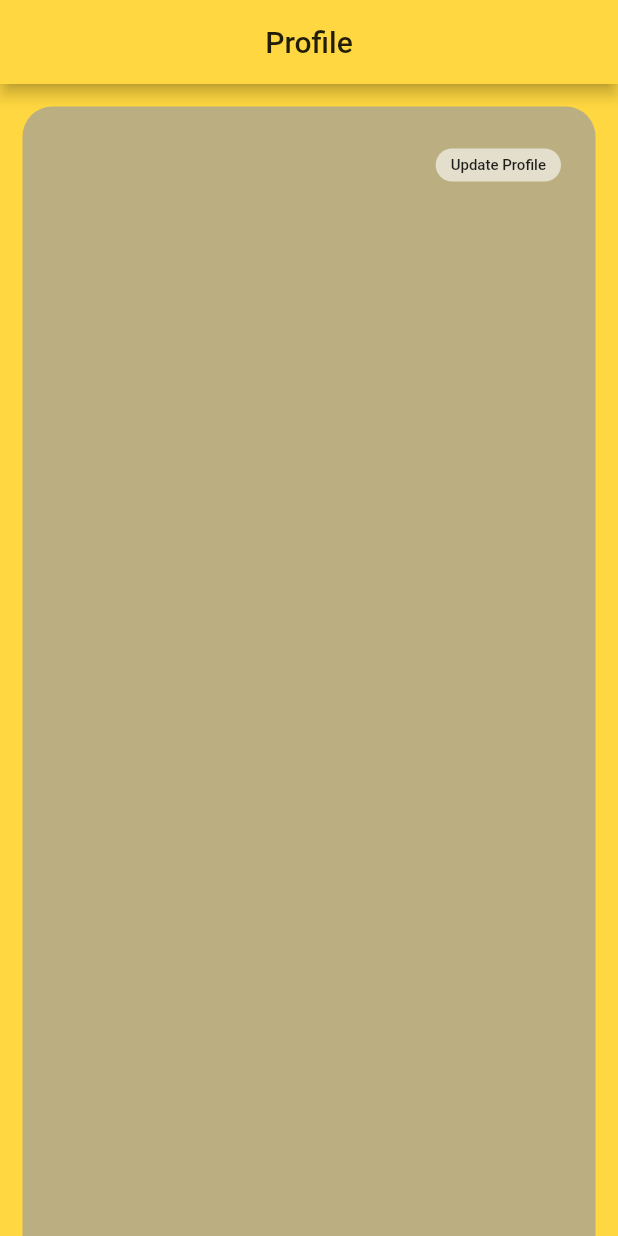
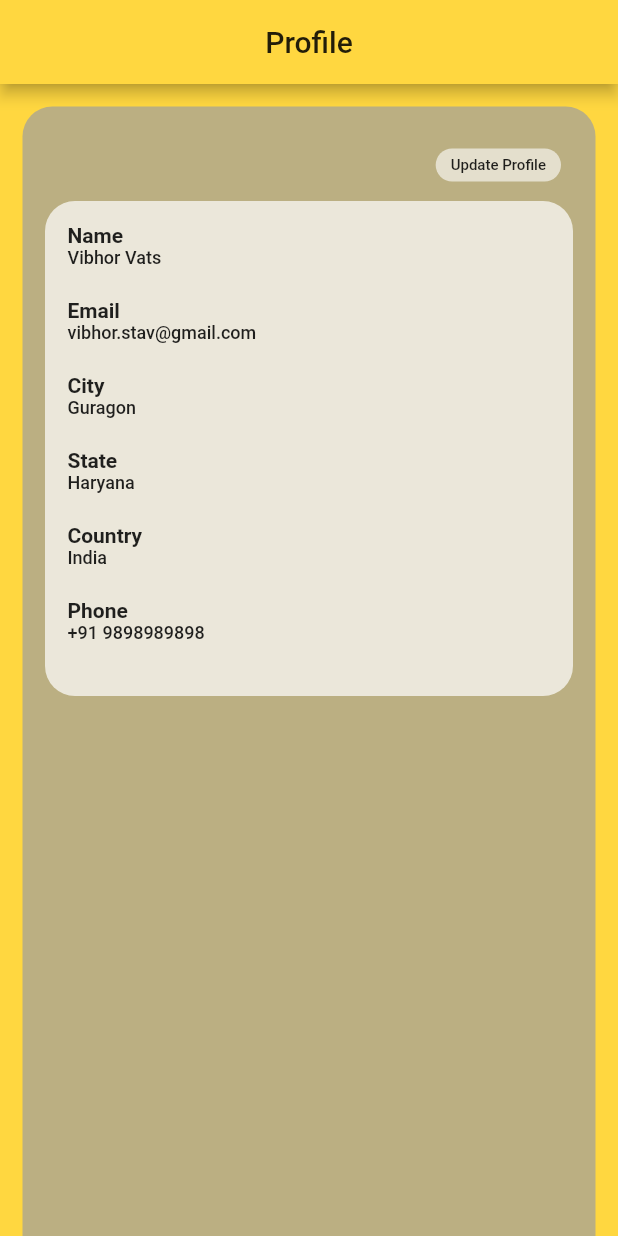
Before and after one commit to vibhorV5/profile_edit, a Flutter app: the screen it shows after launch, on a phone screen of 412 x 824 dp. Run offline on Flutter 3.47's test engine with Material 2 defaults, Android fonts, the phone set to English and light mode, and no system bars; our stand-ins replace get.

Commit message:
Fields Displayed

```diff
--- /dev/null
+++ b/lib/Constants/Styles/textstyles.dart
@@ -0,0 +1,13 @@
+import 'package:flutter/material.dart';
+
+const kTitleTextStyle = TextStyle(
+  fontSize: 14,
+  fontWeight: FontWeight.w600,
+  color: Colors.black87,
+);
+
+const kSubtitleTextStyle = TextStyle(
+  fontSize: 12,
+  fontWeight: FontWeight.w500,
+  color: Colors.black87,
+);
--- a/lib/Screens/Home/View/home_screen.dart
+++ b/lib/Screens/Home/View/home_screen.dart
@@ -1,5 +1,6 @@
 import 'package:flutter/material.dart';
 import 'package:get/get.dart';
+import 'package:profile_edit_task/Constants/Styles/textstyles.dart';
 import 'package:profile_edit_task/Routes/routes.dart';
 
 class HomeScreen extends StatefulWidget {
@@ -36,6 +37,7 @@ class _HomeScreenState extends State<HomeScreen> {
             borderRadius: BorderRadius.circular(20),
           ),
           child: Column(
+            crossAxisAlignment: CrossAxisAlignment.start,
             children: [
               Row(
                 mainAxisAlignment: MainAxisAlignment.spaceBetween,
@@ -49,8 +51,9 @@ class _HomeScreenState extends State<HomeScreen> {
                       padding: const EdgeInsets.symmetric(
                           horizontal: 10, vertical: 5),
                       decoration: BoxDecoration(
-                          color: Colors.white.withOpacity(0.6),
-                          borderRadius: BorderRadius.circular(20)),
+                        color: Colors.white.withOpacity(0.6),
+                        borderRadius: BorderRadius.circular(20),
+                      ),
                       child: const Text(
                         'Update Profile',
                         style: TextStyle(fontSize: 10, color: Colors.black87),
@@ -59,6 +62,86 @@ class _HomeScreenState extends State<HomeScreen> {
                   )
                 ],
               ),
+
+              //Fields
+              Container(
+                width: mediaQuery.width,
+                decoration: BoxDecoration(
+                    borderRadius: BorderRadius.circular(20),
+                    color: Colors.white.withOpacity(0.7)),
+                padding: const EdgeInsets.all(15.0),
+                child: Column(
+                  crossAxisAlignment: CrossAxisAlignment.start,
+                  children: const [
+                    Text(
+                      'Name',
+                      style: kTitleTextStyle,
+                    ),
+                    Text(
+                      'Vibhor Vats',
+                      style: kSubtitleTextStyle,
+                    ),
+                    SizedBox(
+                      height: 20,
+                    ),
+                    Text(
+                      'Email',
+                      style: kTitleTextStyle,
+                    ),
+                    Text(
+                      'vibhor.stav@gmail.com',
+                      style: kSubtitleTextStyle,
+                    ),
+                    SizedBox(
+                      height: 20,
+                    ),
+                    Text(
+                      'City',
+                      style: kTitleTextStyle,
+                    ),
+                    Text(
+                      'Guragon',
+                      style: kSubtitleTextStyle,
+                    ),
+                    SizedBox(
+                      height: 20,
+                    ),
+                    Text(
+                      'State',
+                      style: kTitleTextStyle,
+                    ),
+                    Text(
+                      'Haryana',
+                      style: kSubtitleTextStyle,
+                    ),
+                    SizedBox(
+                      height: 20,
+                    ),
+                    Text(
+                      'Country',
+                      style: kTitleTextStyle,
+                    ),
+                    Text(
+                      'India',
+                      style: kSubtitleTextStyle,
+                    ),
+                    SizedBox(
+                      height: 20,
+                    ),
+                    Text(
+                      'Phone',
+                      style: kTitleTextStyle,
+                    ),
+                    Text(
+                      '+91 9898989898',
+                      style: kSubtitleTextStyle,
+                    ),
+                    SizedBox(
+                      height: 20,
+                    ),
+                  ],
+                ),
+              )
             ],
           ),
         ),
```
